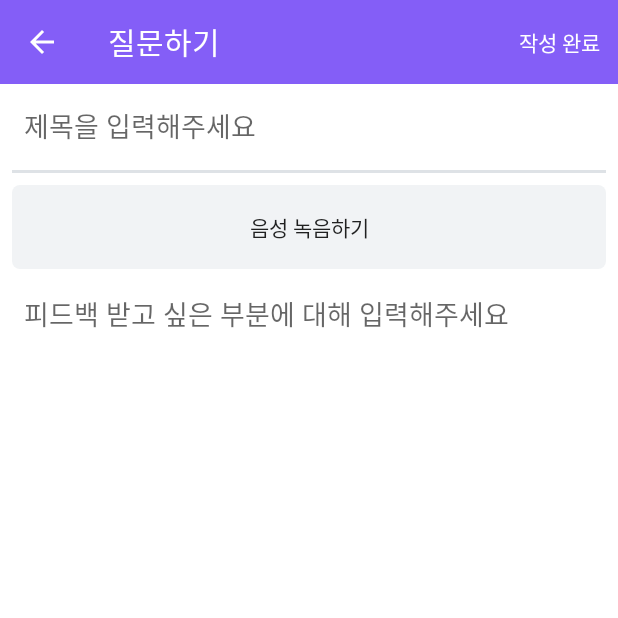
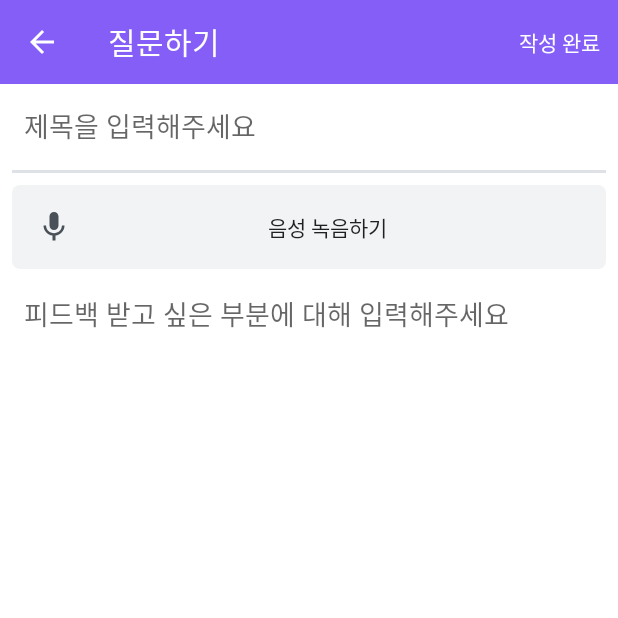
Before and after one commit to Cheongmin/AndroidApp, an Android app: the screen it shows after launch (PostQuestionActivity), on a phone screen of 412 x 824 dp, the top half of it. Run offline under Robolectric (Android 15) with nearby library versions, the phone set to English and light mode, and no system bars.

Commit message:
Implement record layout in PostQuestionActivity

```diff
--- a/app/src/main/java/com/cheongmin/voicereader/PostQuestionActivity.kt
+++ b/app/src/main/java/com/cheongmin/voicereader/PostQuestionActivity.kt
@@ -2,10 +2,8 @@ package com.cheongmin.voicereader
 
 import android.support.v7.app.AppCompatActivity
 import android.os.Bundle
-import android.view.ContextMenu
 import android.view.Menu
 import android.view.MenuItem
-import android.view.View
 import android.widget.Toast
 import kotlinx.android.synthetic.main.activity_post_question.*
 
@@ -16,6 +14,12 @@ class PostQuestionActivity : AppCompatActivity() {
         setContentView(R.layout.activity_post_question)
 
         setupActionBar()
+
+        //TODO: dialog 결과(음성 파일, STT를 통해 인식된 내용)을 받아와야함
+        btn_show_record_dialog.setOnClickListener {
+            val dialog = RecordDialog()
+            dialog.show(supportFragmentManager, dialog.tag)
+        }
     }
 
     override fun onCreateOptionsMenu(menu: Menu?): Boolean {
--- /dev/null
+++ b/app/src/main/res/drawable/ic_mic_black_24dp.xml
@@ -0,0 +1,9 @@
+<vector xmlns:android="http://schemas.android.com/apk/res/android"
+        android:width="24dp"
+        android:height="24dp"
+        android:viewportWidth="24.0"
+        android:viewportHeight="24.0">
+    <path
+        android:fillColor="#495057"
+        android:pathData="M12,14c1.66,0 2.99,-1.34 2.99,-3L15,5c0,-1.66 -1.34,-3 -3,-3S9,3.34 9,5v6c0,1.66 1.34,3 3,3zM17.3,11c0,3 -2.54,5.1 -5.3,5.1S6.7,14 6.7,11L5,11c0,3.41 2.72,6.23 6,6.72L11,21h2v-3.28c3.28,-0.48 6,-3.3 6,-6.72h-1.7z"/>
+</vector>
--- a/app/src/main/res/layout/activity_post_question.xml
+++ b/app/src/main/res/layout/activity_post_question.xml
@@ -63,11 +63,12 @@
         app:layout_constraintTop_toBottomOf="@+id/divide_line">
 
         <Button
-            android:id="@+id/btn_start_animation"
+            android:id="@+id/btn_show_record_dialog"
             android:layout_width="match_parent"
             android:layout_height="wrap_content"
             style="@style/Widget.AppCompat.Button.Borderless"
-            android:text="음성 녹음하기">
+            android:drawableStart="@drawable/ic_mic_black_24dp"
+            android:text="@string/post_question_upload">
         </Button>
 
     </LinearLayout>
--- a/app/src/main/res/values/strings.xml
+++ b/app/src/main/res/values/strings.xml
@@ -11,4 +11,6 @@
     <string name="post_answer">답변하기</string>
     <string name="post_question_title_hint">제목을 입력해주세요</string>
     <string name="post_question_content_hint">피드백 받고 싶은 부분에 대해 입력해주세요</string>
+    <string name="post_question_upload">음성 녹음하기</string>
+    <string name="dialog_record_tip">인식된 내용이 아래에 표시됩니다</string>
 </resources>
```
Also changed, not shown: app/src/main/java/com/cheongmin/voicereader/RecordDialog.kt (added, +23 -0 lines), app/src/main/res/drawable/style_record_button.xml (added, +13 -0 lines), app/src/main/res/drawable/style_record_stop_button.xml (added, +16 -0 lines), app/src/main/res/layout/dialog_record.xml (added, +55 -0 lines).
